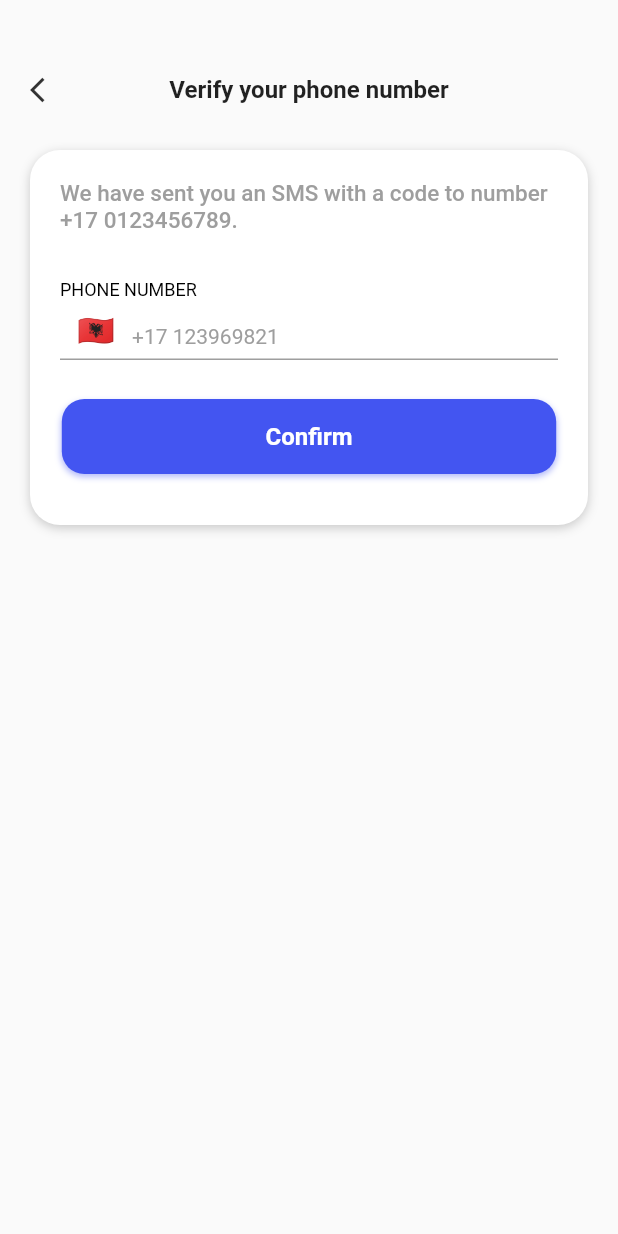
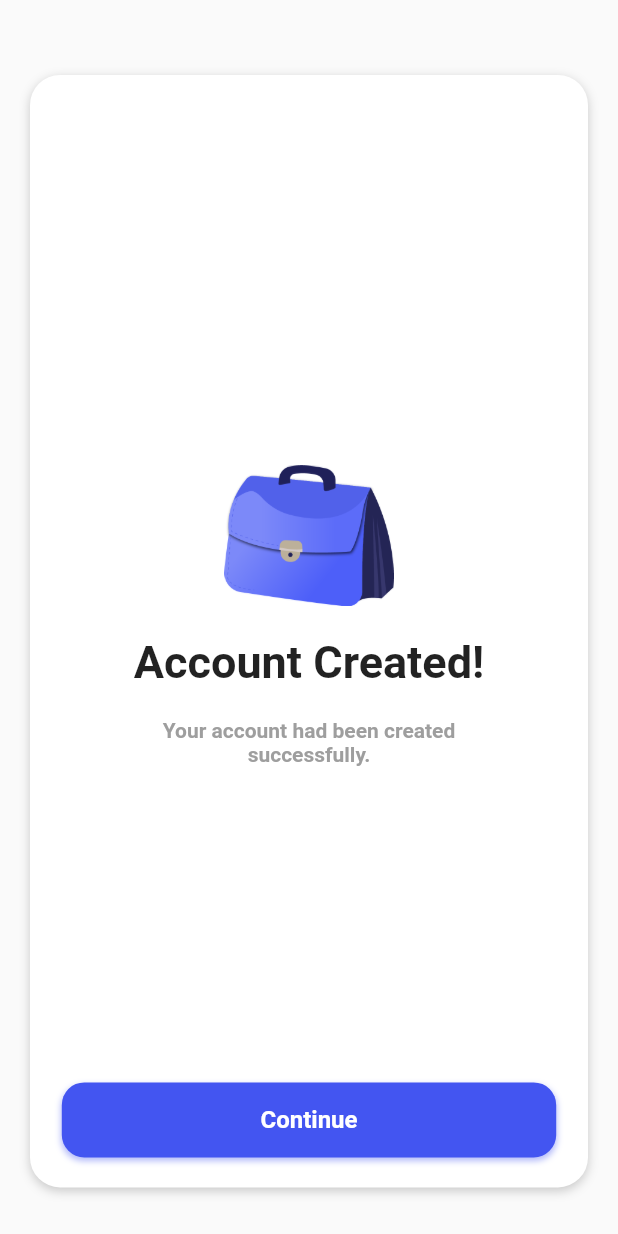
Before and after one commit to Usamamajid13/smart_transfer, a Flutter app: the VerifyPhoneNumberScreen screen opened by its route, after a tap on "Confirm", on a phone screen of 412 x 824 dp. Run offline on Flutter 3.47's test engine with Material 2 defaults, Android fonts, the phone set to English and light mode, and no system bars; our stand-ins replace country_picker.

Commit message:
7 screens

```diff
--- a/lib/AppConstants/constants.dart
+++ b/lib/AppConstants/constants.dart
@@ -12,4 +12,5 @@ const loginScreenRoute = "/loginScreenRoute";
 const forgotPasswordEmailScreenRoute = "/forgotPasswordEmailScreenRoute";
 const verifyPhoneNumberScreenRoute = "/verifyPhoneNumberScreenRoute";
 const signUpScreenRoute = "/signUpScreenRoute";
+const accountCreatedScreenRoute = "/accountCreatedScreenRoute";
 const homeScreenRoute = "/homeScreenRoute";
--- /dev/null
+++ b/lib/Authentication/account_created_screen.dart
@@ -0,0 +1,91 @@
+import 'package:flutter/material.dart';
+
+import '../Utils/app_utils.dart';
+
+class AccountCreatedScreen extends StatefulWidget {
+  const AccountCreatedScreen({Key? key}) : super(key: key);
+
+  @override
+  State<AccountCreatedScreen> createState() => _AccountCreatedScreenState();
+}
+
+class _AccountCreatedScreenState extends State<AccountCreatedScreen> {
+  var utils = AppUtils();
+  bool value = false;
+  String countryFlag = "🇦🇱";
+  @override
+  Widget build(BuildContext context) {
+    return Scaffold(
+      body: SingleChildScrollView(
+        child: Padding(
+          padding: const EdgeInsets.symmetric(horizontal: 20),
+          child: Column(
+            crossAxisAlignment: CrossAxisAlignment.start,
+            children: [
+              const SizedBox(
+                height: 50,
+              ),
+              Container(
+                width: MediaQuery.of(context).size.width,
+                height: MediaQuery.of(context).size.height * 0.9,
+                decoration: BoxDecoration(
+                  color: Colors.white,
+                  boxShadow: [
+                    BoxShadow(
+                      color: Colors.black.withOpacity(0.2),
+                      blurRadius: 5,
+                      offset: const Offset(0, 2),
+                    )
+                  ],
+                  borderRadius: BorderRadius.circular(20.0),
+                ),
+                child: Column(
+                  mainAxisAlignment: MainAxisAlignment.center,
+                  children: [
+                    const SizedBox(
+                      height: 50,
+                    ),
+                    const Spacer(),
+                    Image.asset(
+                      "assets/briefcase.png",
+                      scale: 5,
+                    ),
+                    const SizedBox(
+                      height: 20,
+                    ),
+                    Text(
+                      "Account Created!",
+                      style: utils.xlargeHeadingTextStyle(),
+                    ),
+                    const SizedBox(
+                      height: 20,
+                    ),
+                    Text(
+                      "Your account had been created \nsuccessfully.",
+                      style: utils.mediumTitleSemiBoldTextStyle(
+                        color: Colors.grey,
+                      ),
+                      textAlign: TextAlign.center,
+                    ),
+                    const Spacer(),
+                    utils.bigButton(
+                      width: MediaQuery.of(context).size.width * 0.8,
+                      onTap: () {},
+                      fontSize: 16,
+                      text: "Continue",
+                      borderRadius: 15.0,
+                      textColor: Colors.white,
+                    ),
+                    const SizedBox(
+                      height: 20,
+                    ),
+                  ],
+                ),
+              ),
+            ],
+          ),
+        ),
+      ),
+    );
+  }
+}
--- a/lib/Authentication/verify_phone_screen.dart
+++ b/lib/Authentication/verify_phone_screen.dart
@@ -2,6 +2,7 @@ import 'package:country_picker/country_picker.dart';
 import 'package:flutter/foundation.dart';
 import 'package:flutter/material.dart';
 
+import '../AppConstants/constants.dart';
 import '../Utils/app_utils.dart';
 
 class VerifyPhoneNumberScreen extends StatefulWidget {
@@ -126,7 +127,10 @@ class _VerifyPhoneNumberScreenState extends State<VerifyPhoneNumberScreen> {
                           ),
                           utils.bigButton(
                             width: MediaQuery.of(context).size.width * 0.8,
-                            onTap: () {},
+                            onTap: () {
+                              Navigator.pushNamed(
+                                  context, accountCreatedScreenRoute);
+                            },
                             fontSize: 16,
                             text: "Confirm",
                             borderRadius: 15.0,
--- a/lib/Utils/app_utils.dart
+++ b/lib/Utils/app_utils.dart
@@ -46,6 +46,14 @@ class AppUtils {
   largestHeadingTextStyle({color}) {
     return TextStyle(
       fontSize: 36,
+      fontWeight: FontWeight.w600,
+      color: color,
+    );
+  }
+
+  xlargeHeadingTextStyle({color}) {
+    return TextStyle(
+      fontSize: 30,
       fontWeight: FontWeight.w600,
       color: color,
     );
--- a/lib/main.dart
+++ b/lib/main.dart
@@ -3,6 +3,7 @@
 import 'package:flutter/material.dart';
 
 import 'AppConstants/constants.dart';
+import 'Authentication/account_created_screen.dart';
 import 'Authentication/catalog_screen.dart';
 import 'Authentication/forgot_password_email_screen.dart';
 import 'Authentication/login_screen.dart';
@@ -30,6 +31,7 @@ class MyApp extends StatelessWidget {
         forgotPasswordEmailScreenRoute: (context) =>
             const ForgotPasswordEmailScreen(),
         signUpScreenRoute: (context) => const SignUpScreen(),
+        accountCreatedScreenRoute: (context) => const AccountCreatedScreen(),
         verifyPhoneNumberScreenRoute: (context) =>
             const VerifyPhoneNumberScreen(),
       },
```
Also changed, not shown: assets/briefcase.png (added).
